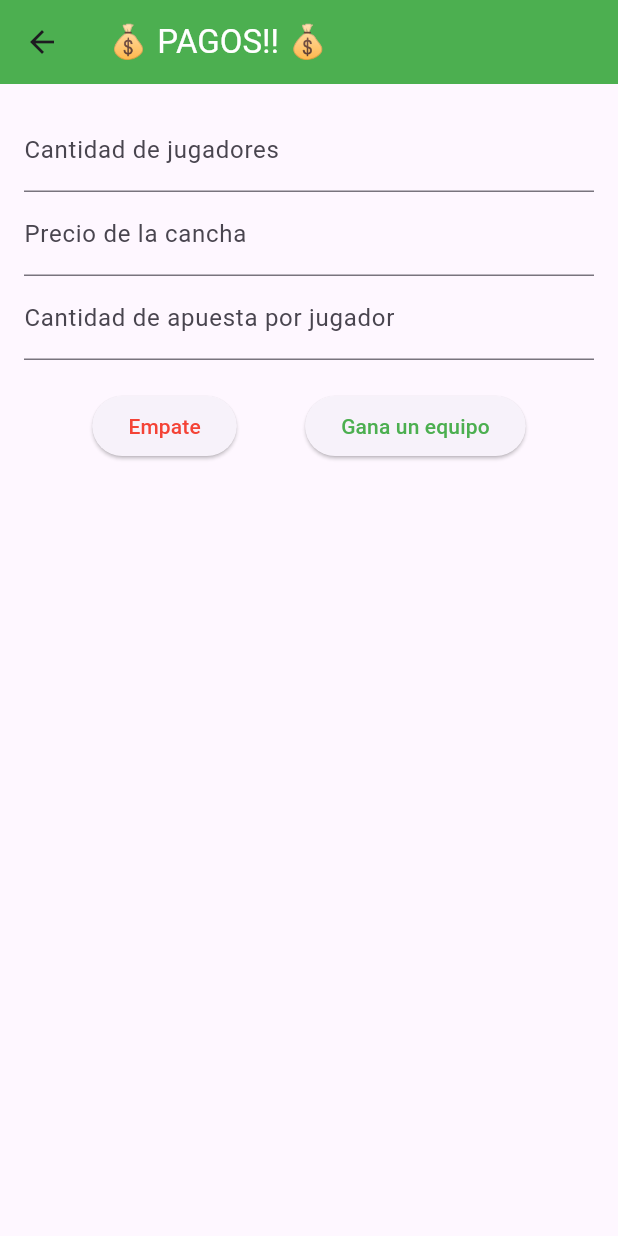
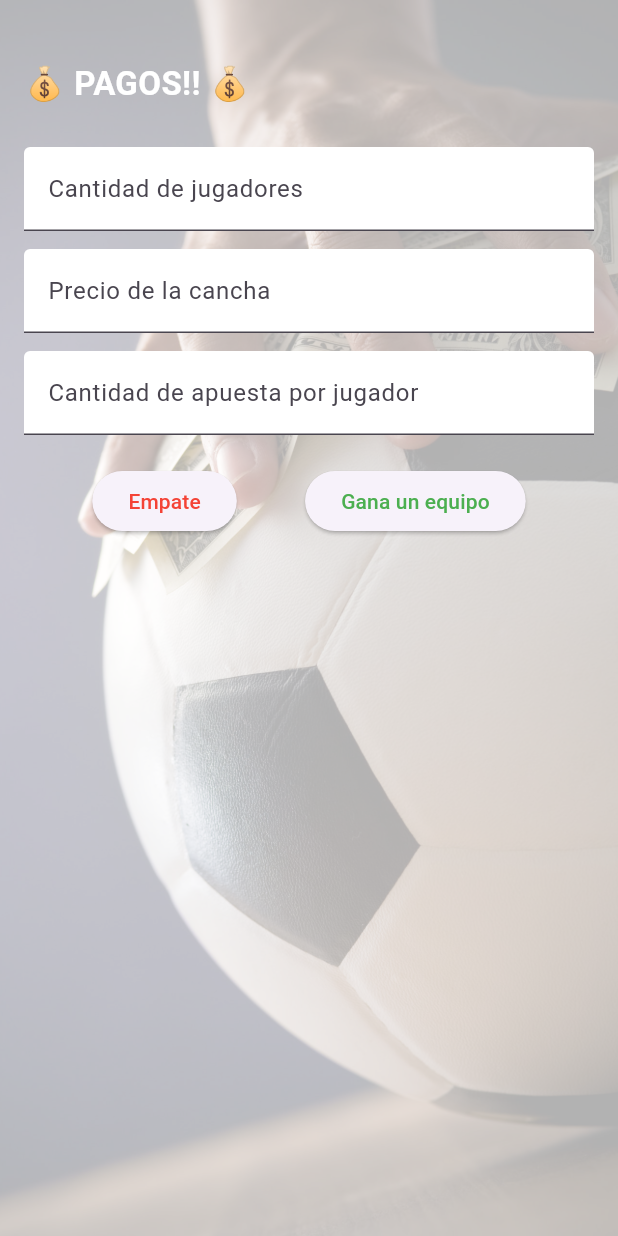
Before and after one commit to LPhant10/Futbol-by-LP, a Flutter app: the screen it shows after launch, after a tap on "Pagos", on a phone screen of 412 x 824 dp. Run offline on Flutter 3.47's test engine with Material 3 defaults, Android fonts, the phone set to English and light mode, and no system bars; our stand-ins replace audioplayers, shared_preferences.

Commit message:
agregando fondo a la pantalla de pagos

```diff
--- a/lib/screens/payment_calculator_screen.dart.dart
+++ b/lib/screens/payment_calculator_screen.dart.dart
@@ -60,29 +60,83 @@ class _PaymentCalculatorScreenState extends State<PaymentCalculatorScreen> {
 
  @override
 Widget build(BuildContext context) {
-    return Scaffold(
-      appBar: AppBar(
-        title:  Text('💰 PAGOS!! 💰 ', style: TextStyle(color: Colors.white)),
-        backgroundColor: Colors.green,
+  return Stack(
+    children: [
+      // Imagen de fondo
+
+     Positioned.fill(
+  child: Stack(
+    children: [
+      Opacity(
+        opacity: 0.3, // Ajusta la opacidad (0.0 - 1.0)
+        child: Image.asset(
+          "assets/pagos.jpg",
+          fit: BoxFit.cover,
+          width: double.infinity,
+          height: double.infinity,
         ),
-      body: Padding(
-        padding: EdgeInsets.all(16.0),
+      ),
+    ],
+  ),
+),
+
+
+
+      Scaffold(
+        backgroundColor: Colors.transparent, // Permite ver la imagen de fondo
+        body: SafeArea(
           child: Column(
+            crossAxisAlignment: CrossAxisAlignment.start, // Alinea los elementos a la izquierda
+            children: [
+              SizedBox(height: 40), // Espacio en blanco arriba
+              Padding(
+                padding: const EdgeInsets.symmetric(horizontal: 16.0),
+                child: Text(
+                  '💰 PAGOS!! 💰',
+                  style: TextStyle(
+                    fontSize: 22,
+                    fontWeight: FontWeight.bold,
+                    color: Colors.white,
+                  ),
+                  textAlign: TextAlign.left,
+                ),
+              ),
+              SizedBox(height: 10), // Espacio después del título
+              Expanded(
+                child: Padding(
+                  padding: const EdgeInsets.all(16.0),
+                  child: SingleChildScrollView(
+                    child: Column(
+                      crossAxisAlignment: CrossAxisAlignment.start, // Alinea los textos a la izquierda
                       children: [
                         TextField(
                           controller: jugadoresController,
                           keyboardType: TextInputType.number,
-              decoration: InputDecoration(labelText: 'Cantidad de jugadores'),
+                          decoration: InputDecoration(
+                            labelText: 'Cantidad de jugadores',
+                            fillColor: Colors.white,
+                            filled: true,
                           ),
+                        ),
+                        SizedBox(height: 12),
                         TextField(
                           controller: canchaController,
                           keyboardType: TextInputType.number,
-              decoration: InputDecoration(labelText: 'Precio de la cancha'),
+                          decoration: InputDecoration(
+                            labelText: 'Precio de la cancha',
+                            fillColor: Colors.white,
+                            filled: true,
                           ),
+                        ),
+                        SizedBox(height: 12),
                         TextField(
                           controller: apuestaController,
                           keyboardType: TextInputType.number,
-              decoration: InputDecoration(labelText: 'Cantidad de apuesta por jugador'),
+                          decoration: InputDecoration(
+                            labelText: 'Cantidad de apuesta por jugador',
+                            fillColor: Colors.white,
+                            filled: true,
+                          ),
                         ),
                         SizedBox(height: 20),
                         Row(
@@ -129,12 +183,20 @@ class _PaymentCalculatorScreenState extends State<PaymentCalculatorScreen> {
                         SizedBox(height: 20),
                         Text(
                           resultado,
-              textAlign: TextAlign.center,
+                          textAlign: TextAlign.left,
                           style: TextStyle(fontSize: 18, fontWeight: FontWeight.bold),
                         ),
                       ],
                     ),
                   ),
+                ),
+              ),
+            ],
+          ),
+        ),
+      ),
+    ],
   );
 }
+
 }
--- a/lib/screens/team_generator_page.dart
+++ b/lib/screens/team_generator_page.dart
@@ -39,7 +39,7 @@ class TeamGeneratorPage extends StatelessWidget {
                       MaterialPageRoute(builder: (_) => PlayersGenerateScreen()),
                     );
                   },
-                  child: Text("Jugadores"),
+                  child: Text("Pichangeros"),
                 ),
               ),
               SizedBox(height: 16),
@@ -52,7 +52,7 @@ class TeamGeneratorPage extends StatelessWidget {
                       MaterialPageRoute(builder: (_) => GeneratedTeamsScreen()),
                     );
                   },
-                  child: Text("Ver Equipos Guardados"),
+                  child: Text("Ver Equipos Generados"),
                 ),
               ),
               SizedBox(height: 16),
```
Also changed, not shown: assets/pagos.jpg (added), assets/pagos.webp (deleted). Lines whose indentation alone changed are shown as unchanged.
